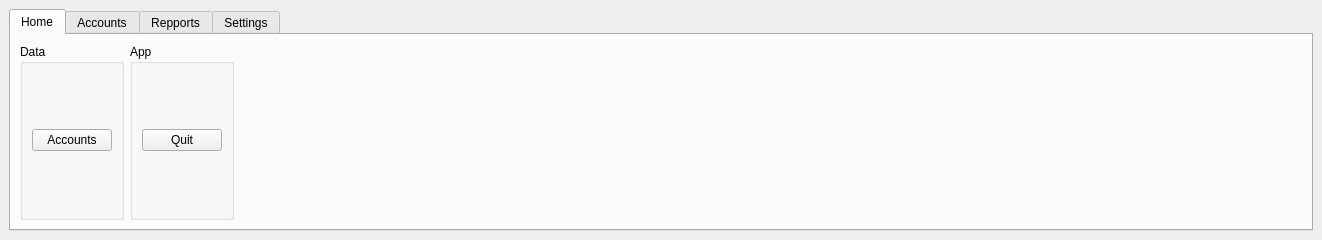
First picture: the form in src/DWRibbon.ui, repository zivlakmilos/perfin-gui, before the edit.
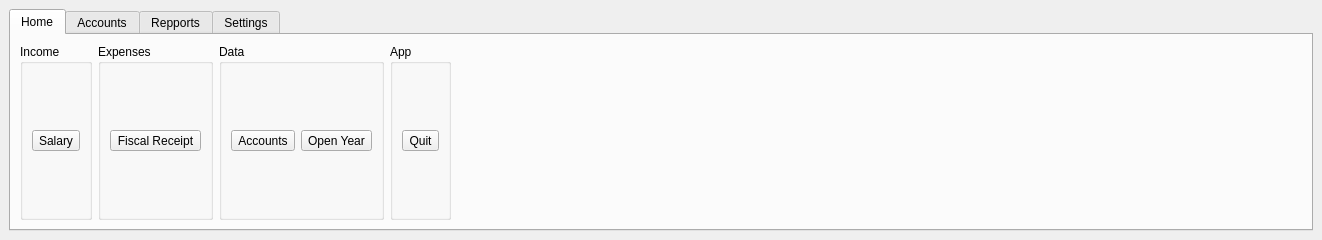
Second picture: the form after the edit.

Commit message: Use toolbutton instead of pushbutton for ribbon

Diff of the .ui file:
```diff
--- a/src/DWRibbon.ui
+++ b/src/DWRibbon.ui
@@ -31,19 +31,82 @@
         <string>Home</string>
        </attribute>
        <layout class="QHBoxLayout" name="horizontalLayout">
+        <item>
+         <widget class="QGroupBox" name="groupBox_3">
+          <property name="title">
+           <string>Income</string>
+          </property>
+          <layout class="QHBoxLayout" name="horizontalLayout_4">
+           <item>
+            <widget class="QToolButton" name="btnSalary">
+             <property name="toolTip">
+              <string>Salary</string>
+             </property>
+             <property name="statusTip">
+              <string>Salary</string>
+             </property>
+             <property name="text">
+              <string>Salary</string>
+             </property>
+            </widget>
+           </item>
+          </layout>
+         </widget>
+        </item>
+        <item>
+         <widget class="QGroupBox" name="groupBox_4">
+          <property name="title">
+           <string>Expenses</string>
+          </property>
+          <layout class="QHBoxLayout" name="horizontalLayout_5">
+           <item>
+            <widget class="QToolButton" name="btnFiscalReceipt">
+             <property name="toolTip">
+              <string>Fiscal Receipt</string>
+             </property>
+             <property name="statusTip">
+              <string>Fiscal Receipt</string>
+             </property>
+             <property name="text">
+              <string>Fiscal Receipt</string>
+             </property>
+            </widget>
+           </item>
+          </layout>
+         </widget>
+        </item>
         <item>
          <widget class="QGroupBox" name="groupBox_2">
           <property name="title">
            <string>Data</string>
           </property>
-          <layout class="QVBoxLayout" name="verticalLayout_3">
+          <layout class="QHBoxLayout" name="horizontalLayout_2">
            <item>
-            <widget class="QPushButton" name="btnAccounts">
+            <widget class="QToolButton" name="btnAccounts">
+             <property name="toolTip">
+              <string>Accounts</string>
+             </property>
+             <property name="statusTip">
+              <string>Accounts</string>
+             </property>
              <property name="text">
               <string>Accounts</string>
              </property>
             </widget>
            </item>
+           <item>
+            <widget class="QToolButton" name="btnOpenYear">
+             <property name="toolTip">
+              <string>Open Year</string>
+             </property>
+             <property name="statusTip">
+              <string>Open Year</string>
+             </property>
+             <property name="text">
+              <string>Open Year</string>
+             </property>
+            </widget>
+           </item>
           </layout>
          </widget>
         </item>
@@ -52,9 +115,15 @@
           <property name="title">
            <string>App</string>
           </property>
-          <layout class="QVBoxLayout" name="verticalLayout_2">
+          <layout class="QHBoxLayout" name="horizontalLayout_3">
            <item>
-            <widget class="QPushButton" name="btnQuit">
+            <widget class="QToolButton" name="btnQuit">
+             <property name="toolTip">
+              <string>Quit</string>
+             </property>
+             <property name="statusTip">
+              <string>Quit</string>
+             </property>
              <property name="text">
               <string>Quit</string>
              </property>
```
The commit also changes 1 other file.
